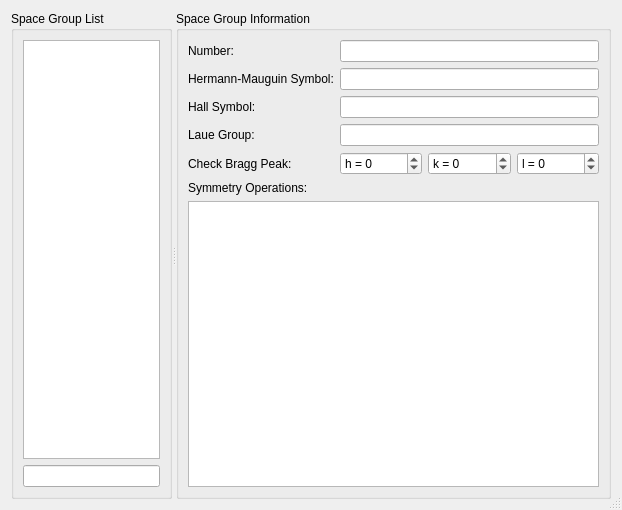
The window that ui/sglist.ui (tweber-ill/frm_mirror-takin1) describes before a commit, drawn with Qt 5.
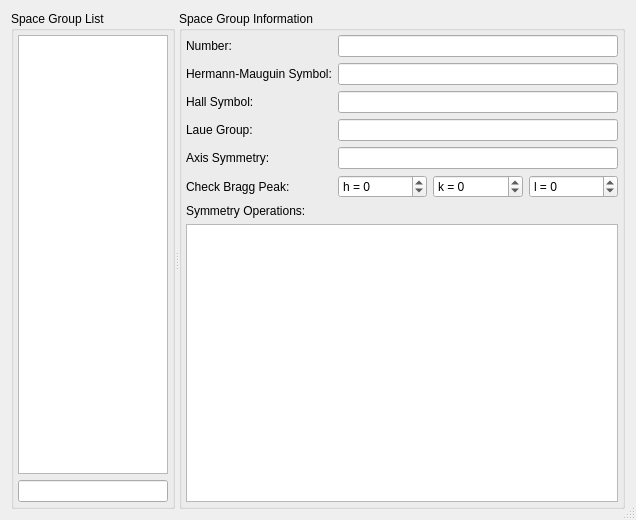
The same window after the commit.

Commit message: cosmetic changes to sg list

Diff of the .ui file:
```diff
--- a/ui/sglist.ui
+++ b/ui/sglist.ui
@@ -6,8 +6,8 @@
    <rect>
     <x>0</x>
     <y>0</y>
-    <width>622</width>
-    <height>510</height>
+    <width>636</width>
+    <height>520</height>
    </rect>
   </property>
   <property name="windowTitle">
@@ -33,6 +33,9 @@
        <string>Space Group List</string>
       </property>
       <layout class="QGridLayout" name="gridLayout_2">
+       <property name="margin">
+        <number>4</number>
+       </property>
        <item row="0" column="1">
         <widget class="QListWidget" name="listSGs"/>
        </item>
@@ -56,6 +59,9 @@
        <string>Space Group Information</string>
       </property>
       <layout class="QGridLayout" name="gridLayout_3">
+       <property name="margin">
+        <number>4</number>
+       </property>
        <item row="0" column="0">
         <widget class="QLabel" name="label">
          <property name="text">
@@ -98,6 +104,19 @@
          </property>
         </widget>
        </item>
+       <item row="5" column="3">
+        <widget class="QSpinBox" name="spinL">
+         <property name="toolTip">
+          <string>l</string>
+         </property>
+         <property name="prefix">
+          <string>l = </string>
+         </property>
+         <property name="minimum">
+          <number>-99</number>
+         </property>
+        </widget>
+       </item>
        <item row="3" column="0">
         <widget class="QLabel" name="label_5">
          <property name="text">
@@ -112,14 +131,14 @@
          </property>
         </widget>
        </item>
-       <item row="4" column="0">
+       <item row="5" column="0">
         <widget class="QLabel" name="label_3">
          <property name="text">
           <string>Check Bragg Peak:</string>
          </property>
         </widget>
        </item>
-       <item row="4" column="1">
+       <item row="5" column="1">
         <widget class="QSpinBox" name="spinH">
          <property name="font">
           <font>
@@ -140,7 +159,7 @@
          </property>
         </widget>
        </item>
-       <item row="4" column="2">
+       <item row="5" column="2">
         <widget class="QSpinBox" name="spinK">
          <property name="toolTip">
           <string>k</string>
@@ -153,29 +172,30 @@
          </property>
         </widget>
        </item>
-       <item row="4" column="3">
-        <widget class="QSpinBox" name="spinL">
-         <property name="toolTip">
-          <string>l</string>
-         </property>
-         <property name="prefix">
-          <string>l = </string>
-         </property>
-         <property name="minimum">
-          <number>-99</number>
-         </property>
-        </widget>
-       </item>
-       <item row="5" column="0">
+       <item row="6" column="0">
         <widget class="QLabel" name="label_6">
          <property name="text">
           <string>Symmetry Operations:</string>
          </property>
         </widget>
        </item>
-       <item row="6" column="0" colspan="4">
+       <item row="7" column="0" colspan="4">
         <widget class="QListWidget" name="listSymOps"/>
        </item>
+       <item row="4" column="0">
+        <widget class="QLabel" name="label_7">
+         <property name="text">
+          <string>Axis Symmetry:</string>
+         </property>
+        </widget>
+       </item>
+       <item row="4" column="1" colspan="3">
+        <widget class="QLineEdit" name="editAxisSym">
+         <property name="readOnly">
+          <bool>true</bool>
+         </property>
+        </widget>
+       </item>
       </layout>
      </widget>
     </widget>
```
Left out of the diff: 1 changed line with no effect on the pictures. The commit also changes 1 other file.
